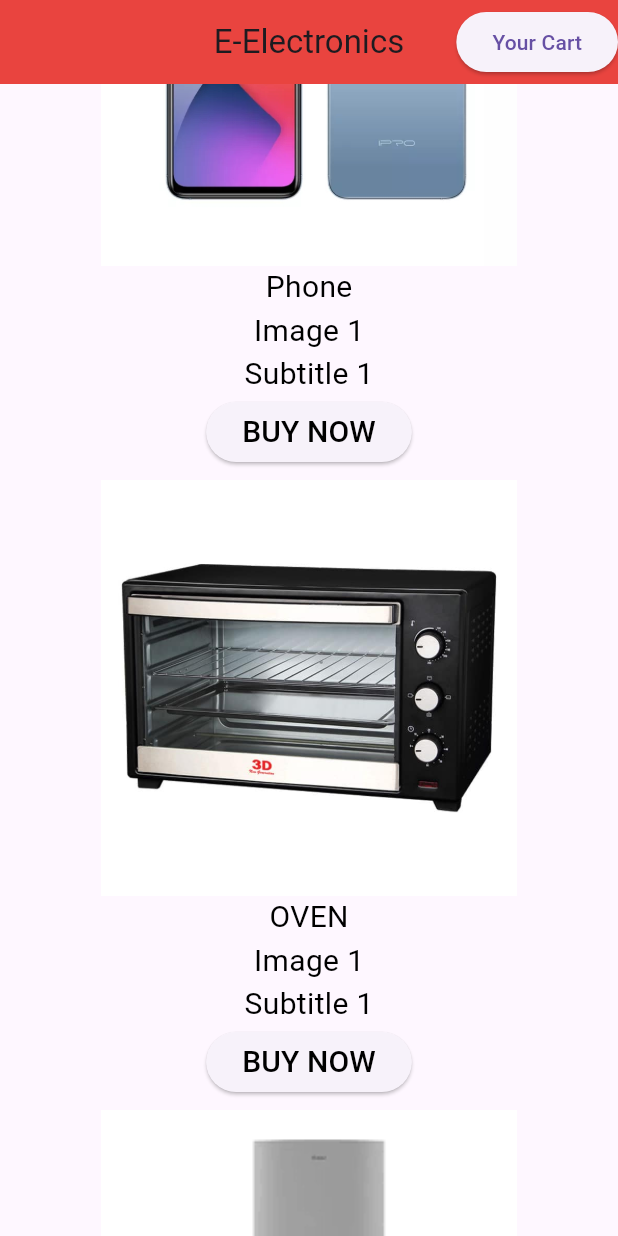
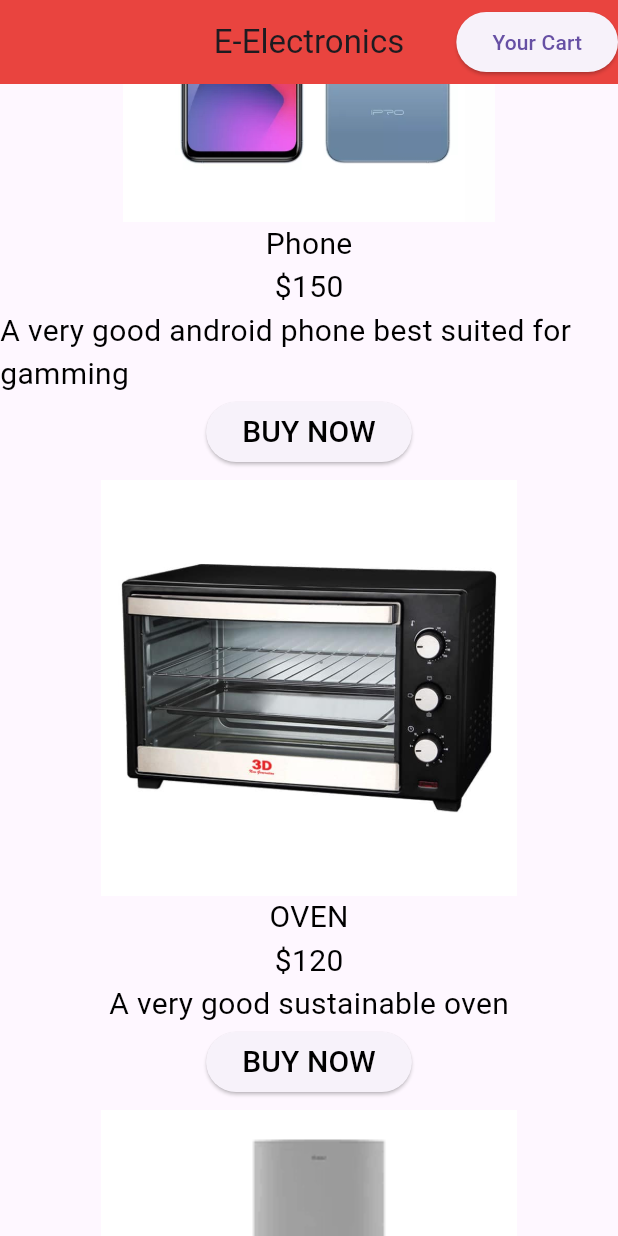
Before and after one commit to Samiul-7/Assignment-1, a Flutter app: the screen it shows after launch, scrolled down 576 dp, on a phone screen of 412 x 824 dp. Run offline on Flutter 3.47's test engine with Material 3 defaults, Android fonts, the phone set to English and light mode, and no system bars.

Commit message:
Second Commit

```diff
--- a/lib/ItemTile.dart
+++ b/lib/ItemTile.dart
@@ -20,25 +20,25 @@ class ImageGrid extends StatelessWidget {
       imgpath: 'assets/lamp3.jpg',
       name: "LAMP",
       price: '\$50',
-      details: 'Subtitle 1',
+      details: 'A beautiful bedside lamp',
     ),
     ImageDetails(
       imgpath: 'assets/mobile2.jpg',
       name: "Phone",
-      price: 'Image 1',
-      details: 'Subtitle 1',
+      price: '\$150',
+      details: 'A very good android phone best suited for gamming',
     ),
     ImageDetails(
       imgpath: 'assets/oven.jpg',
       name: "OVEN",
-      price: 'Image 1',
-      details: 'Subtitle 1',
+      price: '\$120',
+      details: 'A very good sustainable oven',
     ),
     ImageDetails(
       imgpath: 'assets/refrigerator.png',
       name: "Refrigerator",
-      price: 'Image 1',
-      details: 'Subtitle 1',
+      price: '\$1000',
+      details: 'A very good LG refrigerator',
     ),
     ImageDetails(
       imgpath: 'assets/TV.jpg',
```
